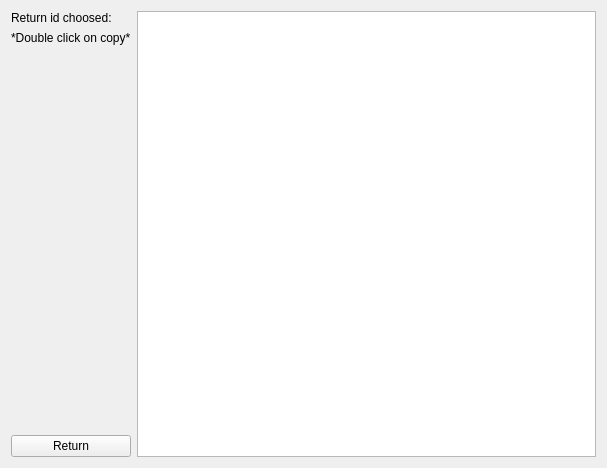
The window that bookreturnwidget.ui (neshchereto/Library_management) describes before a commit, drawn with Qt 5.
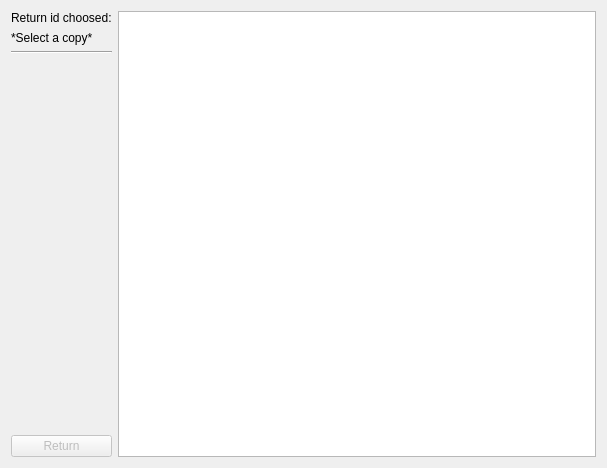
The same window after the commit.

```diff
--- a/bookreturnwidget.ui
+++ b/bookreturnwidget.ui
@@ -26,7 +26,14 @@
      <item>
       <widget class="QLabel" name="idLabel">
        <property name="text">
-        <string>*Double click on copy*</string>
+        <string>*Select a copy*</string>
+       </property>
+      </widget>
+     </item>
+     <item>
+      <widget class="Line" name="line">
+       <property name="orientation">
+        <enum>Qt::Horizontal</enum>
        </property>
       </widget>
      </item>
@@ -45,6 +52,9 @@
      </item>
      <item>
       <widget class="QPushButton" name="returnPushButton">
+       <property name="enabled">
+        <bool>false</bool>
+       </property>
        <property name="text">
         <string>Return</string>
        </property>
```
